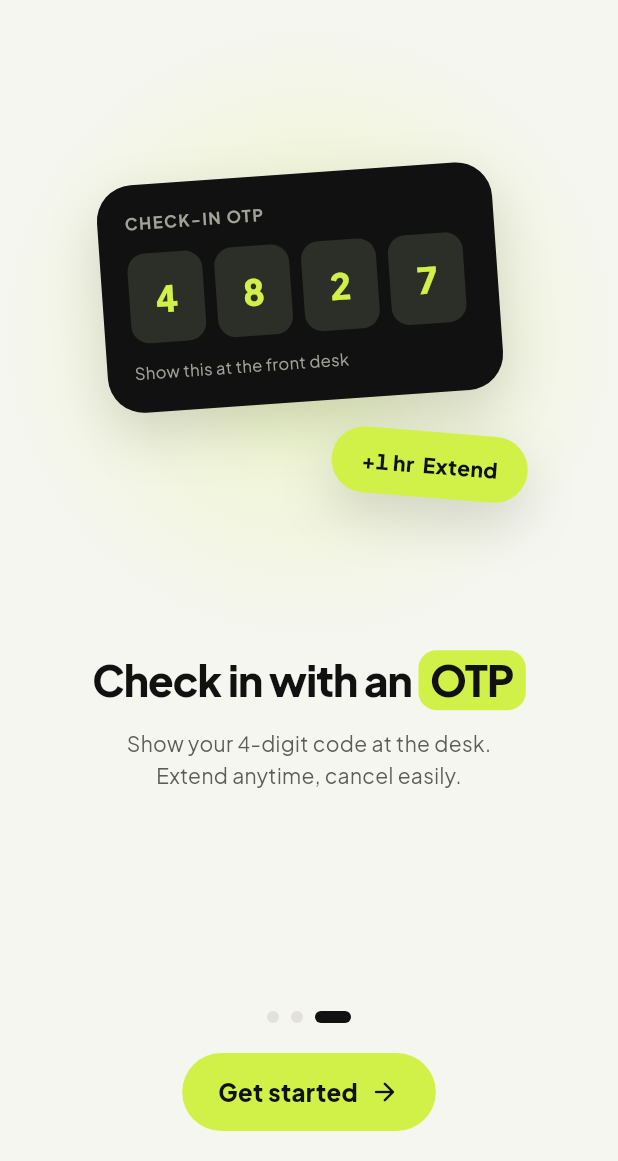
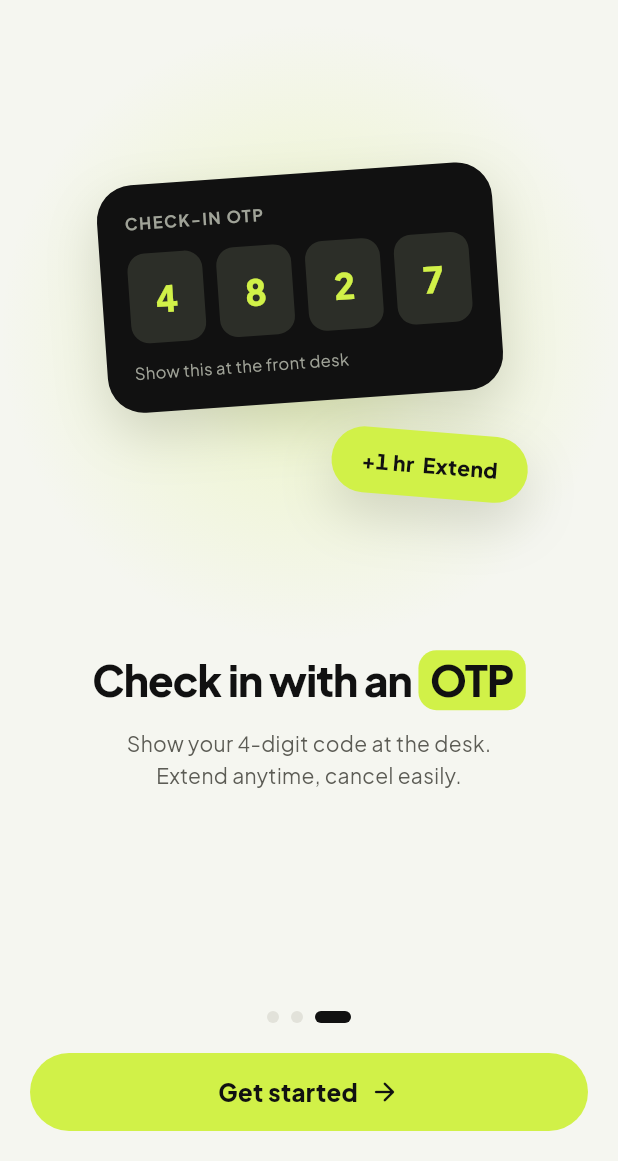
Before and after one commit to Ashwanthram2005/checkdin-customer-app., a Flutter app: the screen it shows after launch, swiped to page 3, on a phone screen of 412 x 824 dp, the part 75-1236 px from its top. Run offline on Flutter 3.47's test engine with Material 3 defaults, Android fonts, the phone set to English and light mode, and no system bars; our stand-ins replace cached_network_image, connectivity_plus, flutter_map, geolocator, google_fonts, image_picker and 5 more; network calls fail.

Commit message:
Onboarding: full-width button, fix OTP art overflow
Co-Authored-By: Claude Opus 5.5 <noreply@anthropic.com>
Claude-Session: https://claude.ai/code/session_01GHBFJ57JqQiYB9t43AZsQR

```diff
--- a/lib/screens/onboarding.dart
+++ b/lib/screens/onboarding.dart
@@ -161,6 +161,7 @@ class _OnboardingScreenState extends State<OnboardingScreen> {
               kind: last ? BtnKind.lime : BtnKind.dark,
               icon: Icons.arrow_forward_rounded,
               trailingIcon: true,
+              expand: true,
               onTap: () => last ? _finish() : _pc.nextPage(duration: const Duration(milliseconds: 380), curve: Curves.easeOutCubic),
             ),
           ]),
@@ -322,12 +323,11 @@ class _OtpArt extends StatelessWidget {
               child: Column(crossAxisAlignment: CrossAxisAlignment.start, children: [
                 const Text('CHECK-IN OTP', style: TextStyle(fontSize: Fs.xs, fontWeight: FontWeight.w700, color: Color(0xFFA0A398), letterSpacing: 1)),
                 const SizedBox(height: Sp.md),
-                Row(children: [
+                Row(mainAxisAlignment: MainAxisAlignment.spaceBetween, children: [
                   for (final d in '4827'.split(''))
                     Container(
                       width: 50,
                       height: 60,
-                      margin: const EdgeInsets.only(right: Sp.sm),
                       alignment: Alignment.center,
                       decoration: BoxDecoration(color: const Color(0xFF2C2E28), borderRadius: BorderRadius.circular(R.md)),
                       child: Text(d, style: const TextStyle(fontSize: Fs.h2 + 2, fontWeight: FontWeight.w800, color: P.lime)),
```
